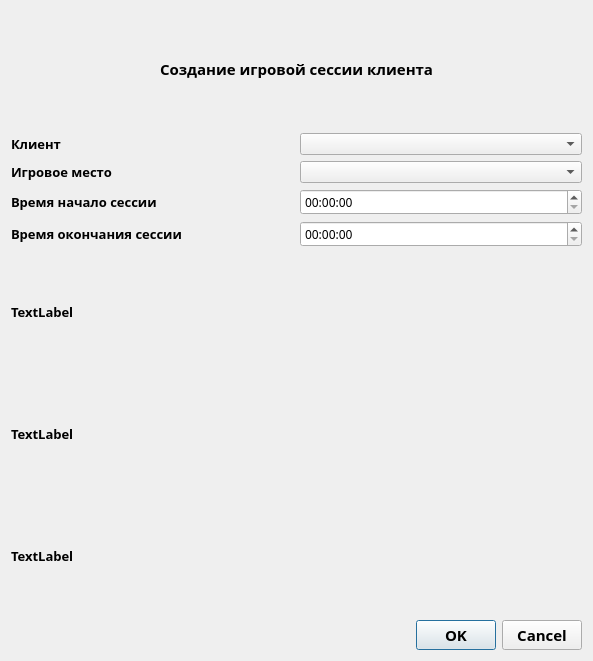
First picture: the form in Computer_club/addsession.ui, repository nydrawandcry/ComputerClub_Database, before the edit.
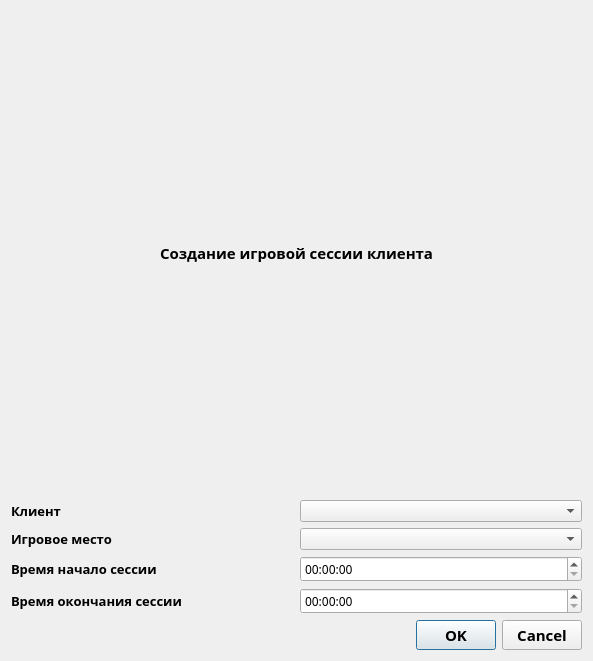
Second picture: the form after the edit.

The edit to the form file:
```diff
--- a/Computer_club/addsession.ui
+++ b/Computer_club/addsession.ui
@@ -191,60 +191,6 @@
        </item>
       </layout>
      </item>
-     <item>
-      <layout class="QHBoxLayout" name="horizontalLayout_4">
-       <item>
-        <widget class="QLabel" name="label_4">
-         <property name="font">
-          <font>
-           <family>Century Gothic</family>
-           <pointsize>10</pointsize>
-           <bold>true</bold>
-          </font>
-         </property>
-         <property name="text">
-          <string>TextLabel</string>
-         </property>
-        </widget>
-       </item>
-      </layout>
-     </item>
-     <item>
-      <layout class="QHBoxLayout" name="horizontalLayout_3">
-       <item>
-        <widget class="QLabel" name="label_3">
-         <property name="font">
-          <font>
-           <family>Century Gothic</family>
-           <pointsize>10</pointsize>
-           <bold>true</bold>
-          </font>
-         </property>
-         <property name="text">
-          <string>TextLabel</string>
-         </property>
-        </widget>
-       </item>
-      </layout>
-     </item>
-     <item>
-      <layout class="QHBoxLayout" name="horizontalLayout_2">
-       <item>
-        <widget class="QLabel" name="label_2">
-         <property name="font">
-          <font>
-           <family>Century Gothic</family>
-           <pointsize>10</pointsize>
-           <bold>true</bold>
-          </font>
-         </property>
-         <property name="text">
-          <string>TextLabel</string>
-         </property>
-        </widget>
-       </item>
-      </layout>
-     </item>
     </layout>
    </item>
   </layout>
```
